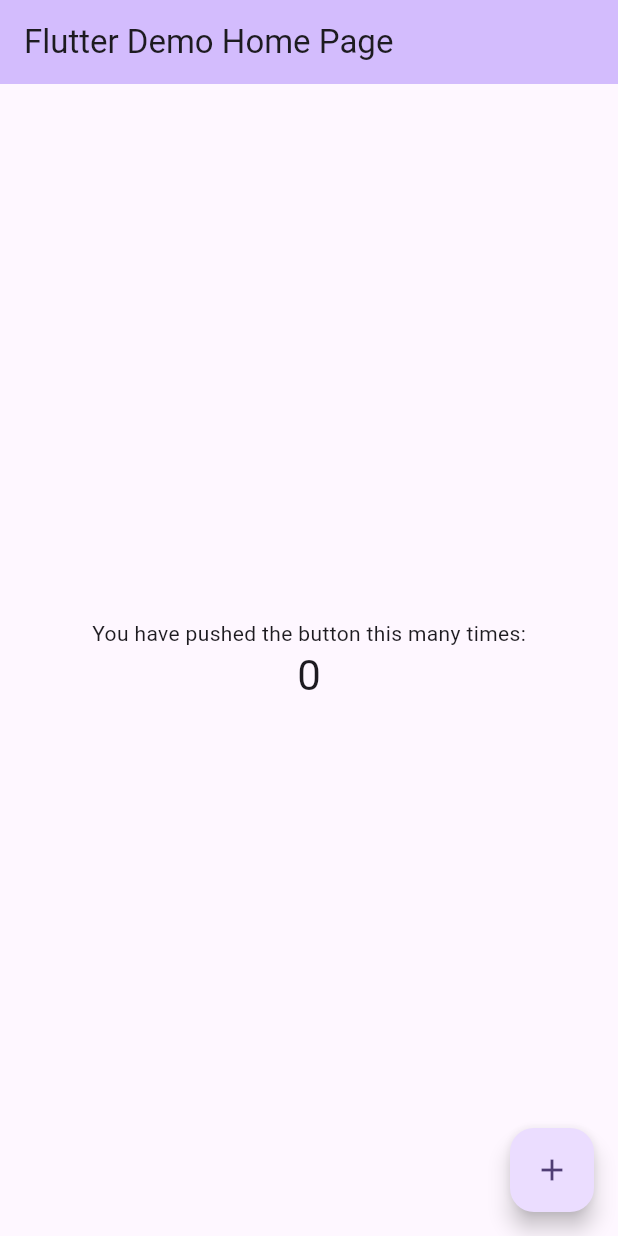
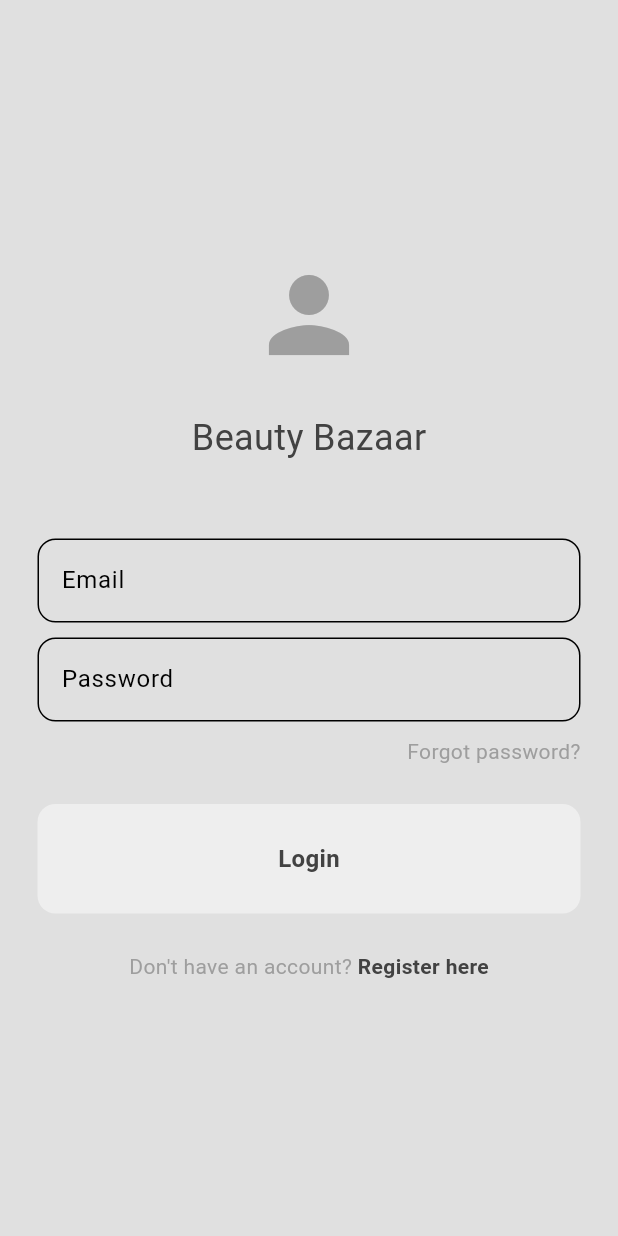
Before and after one commit to ftynfrhn/beauty_bazaar, a Flutter app: the screen it shows after launch, on a phone screen of 412 x 824 dp. Run offline on Flutter 3.47's test engine with Material 3 defaults, Android fonts, the phone set to English and light mode, and no system bars; our stand-ins replace firebase_auth, firebase_core; accounts and stored records are empty.

Commit message:
login and register

```diff
--- /dev/null
+++ b/lib/auth/auth.dart
@@ -0,0 +1,28 @@
+import 'package:beauty_bazaar/auth/login_or_register.dart';
+import 'package:beauty_bazaar/pages/home_page.dart';
+import 'package:firebase_auth/firebase_auth.dart';
+import 'package:flutter/material.dart';
+
+class AuthPage extends StatelessWidget {
+  const AuthPage({super.key});
+
+  @override
+  Widget build(BuildContext context) {
+    return Scaffold(
+      body: StreamBuilder(
+        stream: FirebaseAuth.instance.authStateChanges(),
+        builder: (context, snapshot){
+          // user is logged in
+          if(snapshot.hasData){
+            return const HomePage();
+          }
+
+          // user is not logged in
+          else{
+            return const LoginOrRegister();
+          }
+        },
+      ),
+    );
+  }
+}
--- /dev/null
+++ b/lib/auth/login_or_register.dart
@@ -0,0 +1,31 @@
+import 'package:beauty_bazaar/pages/login_page.dart';
+import 'package:beauty_bazaar/pages/register_page.dart';
+import 'package:flutter/material.dart';
+
+class LoginOrRegister extends StatefulWidget {
+  const LoginOrRegister({super.key});
+
+  @override
+  State<LoginOrRegister> createState() => _LoginOrRegisterState();
+}
+
+class _LoginOrRegisterState extends State<LoginOrRegister> {
+  // initially, show login page
+  bool showLoginPage = true;
+
+  // toggle between login and register page
+  void togglePages() {
+    setState(() {
+      showLoginPage = !showLoginPage;
+    });
+  }
+
+  @override
+  Widget build(BuildContext context) {
+    if (showLoginPage) {
+      return LoginPage(onTap: togglePages);
+    } else {
+      return RegisterPage(onTap: togglePages);
+    }
+  }
+}
--- /dev/null
+++ b/lib/components/my_button.dart
@@ -0,0 +1,35 @@
+import 'package:flutter/material.dart';
+
+class MyButton extends StatelessWidget {
+  final String text;
+  final void Function() onTap;
+
+  const MyButton({
+    super.key,
+    required this.text,
+    required this.onTap,
+  });
+
+  @override
+  Widget build(BuildContext context) {
+    return GestureDetector(
+      onTap: onTap,
+      child: Container(
+        decoration: BoxDecoration(
+          color: Theme.of(context).colorScheme.primary,
+          borderRadius: BorderRadius.circular(12),
+        ),
+        padding: const EdgeInsets.all(25),
+        child: Center(
+          child: Text(
+            text,
+            style: const TextStyle(
+              fontWeight: FontWeight.bold,
+              fontSize: 16,
+            ),
+          )
+        ),
+      ),
+    );
+  }
+}
--- /dev/null
+++ b/lib/components/my_textfield.dart
@@ -0,0 +1,28 @@
+import 'package:flutter/material.dart';
+
+class MyTextField extends StatelessWidget {
+  final String hintText;
+  final bool obscureText;
+  final TextEditingController controller;
+
+  const MyTextField({
+      super.key,
+      required this.hintText,
+      required this.obscureText,
+      required this.controller,
+  });
+
+  @override
+  Widget build(BuildContext context) {
+    return TextField(
+      controller: controller,
+      decoration: InputDecoration(
+        border: OutlineInputBorder(
+          borderRadius: BorderRadius.circular(12),
+        ),
+        hintText: hintText,
+      ),
+      obscureText: obscureText,
+    );
+  }
+}
--- a/lib/main.dart
+++ b/lib/main.dart
@@ -1,125 +1,27 @@
+import 'package:beauty_bazaar/auth/auth.dart';
+//import 'package:beauty_bazaar/auth/login_or_register.dart';
+import 'package:beauty_bazaar/firebase_options.dart';
+import 'package:beauty_bazaar/theme/default_mode.dart';
+import 'package:firebase_core/firebase_core.dart';
 import 'package:flutter/material.dart';
 
-void main() {
+void main() async {
+  WidgetsFlutterBinding.ensureInitialized();
+  await Firebase.initializeApp(
+    options: DefaultFirebaseOptions.currentPlatform,
+  );
   runApp(const MyApp());
 }
 
 class MyApp extends StatelessWidget {
-  const MyApp({super.key});
+  const MyApp({Key? key}) : super(key: key);
 
-  // This widget is the root of your application.
   @override
   Widget build(BuildContext context) {
     return MaterialApp(
-      title: 'Flutter Demo',
-      theme: ThemeData(
-        // This is the theme of your application.
-        //
-        // TRY THIS: Try running your application with "flutter run". You'll see
-        // the application has a purple toolbar. Then, without quitting the app,
-        // try changing the seedColor in the colorScheme below to Colors.green
-        // and then invoke "hot reload" (save your changes or press the "hot
-        // reload" button in a Flutter-supported IDE, or press "r" if you used
-        // the command line to start the app).
-        //
-        // Notice that the counter didn't reset back to zero; the application
-        // state is not lost during the reload. To reset the state, use hot
-        // restart instead.
-        //
-        // This works for code too, not just values: Most code changes can be
-        // tested with just a hot reload.
-        colorScheme: ColorScheme.fromSeed(seedColor: Colors.deepPurple),
-        useMaterial3: true,
-      ),
-      home: const MyHomePage(title: 'Flutter Demo Home Page'),
+      debugShowCheckedModeBanner: false,
+      home: const AuthPage(),
+      theme: defaultMode,
     );
   }
 }
-
-class MyHomePage extends StatefulWidget {
-  const MyHomePage({super.key, required this.title});
-
-  // This widget is the home page of your application. It is stateful, meaning
-  // that it has a State object (defined below) that contains fields that affect
-  // how it looks.
-
-  // This class is the configuration for the state. It holds the values (in this
-  // case the title) provided by the parent (in this case the App widget) and
-  // used by the build method of the State. Fields in a Widget subclass are
-  // always marked "final".
-
-  final String title;
-
-  @override
-  State<MyHomePage> createState() => _MyHomePageState();
-}
-
-class _MyHomePageState extends State<MyHomePage> {
-  int _counter = 0;
-
-  void _incrementCounter() {
-    setState(() {
-      // This call to setState tells the Flutter framework that something has
-      // changed in this State, which causes it to rerun the build method below
-      // so that the display can reflect the updated values. If we changed
-      // _counter without calling setState(), then the build method would not be
-      // called again, and so nothing would appear to happen.
-      _counter++;
-    });
-  }
-
-  @override
-  Widget build(BuildContext context) {
-    // This method is rerun every time setState is called, for instance as done
-    // by the _incrementCounter method above.
-    //
-    // The Flutter framework has been optimized to make rerunning build methods
-    // fast, so that you can just rebuild anything that needs updating rather
-    // than having to individually change instances of widgets.
-    return Scaffold(
-      appBar: AppBar(
-        // TRY THIS: Try changing the color here to a specific color (to
-        // Colors.amber, perhaps?) and trigger a hot reload to see the AppBar
-        // change color while the other colors stay the same.
-        backgroundColor: Theme.of(context).colorScheme.inversePrimary,
-        // Here we take the value from the MyHomePage object that was created by
-        // the App.build method, and use it to set our appbar title.
-        title: Text(widget.title),
-      ),
-      body: Center(
-        // Center is a layout widget. It takes a single child and positions it
-        // in the middle of the parent.
-        child: Column(
-          // Column is also a layout widget. It takes a list of children and
-          // arranges them vertically. By default, it sizes itself to fit its
-          // children horizontally, and tries to be as tall as its parent.
-          //
-          // Column has various properties to control how it sizes itself and
-          // how it positions its children. Here we use mainAxisAlignment to
-          // center the children vertically; the main axis here is the vertical
-          // axis because Columns are vertical (the cross axis would be
-          // horizontal).
-          //
-          // TRY THIS: Invoke "debug painting" (choose the "Toggle Debug Paint"
-          // action in the IDE, or press "p" in the console), to see the
-          // wireframe for each widget.
-          mainAxisAlignment: MainAxisAlignment.center,
-          children: <Widget>[
-            const Text(
-              'You have pushed the button this many times:',
-            ),
-            Text(
-              '$_counter',
-              style: Theme.of(context).textTheme.headlineMedium,
-            ),
-          ],
-        ),
-      ),
-      floatingActionButton: FloatingActionButton(
-        onPressed: _incrementCounter,
-        tooltip: 'Increment',
-        child: const Icon(Icons.add),
-      ), // This trailing comma makes auto-formatting nicer for build methods.
-    );
-  }
-}
--- /dev/null
+++ b/lib/pages/login_page.dart
@@ -0,0 +1,147 @@
+import 'package:beauty_bazaar/components/my_button.dart';
+import 'package:beauty_bazaar/components/my_textfield.dart';
+import 'package:firebase_auth/firebase_auth.dart';
+import 'package:beauty_bazaar/helper/helper_functions.dart';
+import 'package:flutter/material.dart';
+
+class LoginPage extends StatefulWidget {
+  final void Function()? onTap;
+
+  const LoginPage({super.key, required this.onTap});
+
+  @override
+  State<LoginPage> createState() => _LoginPageState();
+}
+
+class _LoginPageState extends State<LoginPage> {
+  // text controllers
+  final TextEditingController emailController = TextEditingController();
+
+  final TextEditingController passwordController = TextEditingController();
+
+  // login method
+  void login() async {
+    //show loading circle
+    showDialog(
+      context: context,
+      builder: (context) => const Center(
+      child: CircularProgressIndicator(),
+      ),
+    );
+
+    // try signing in
+    try {
+      // sign in the user
+      await FirebaseAuth.instance.signInWithEmailAndPassword(
+        email: emailController.text,
+        password: passwordController.text,
+      );
+
+      // pop loading circle
+      if(context.mounted) Navigator.pop(context);
+    }
+
+    // display any errors
+    on FirebaseAuthException catch (e) {
+      // pop loading circle
+      Navigator.pop(context);
+
+      // show error message to user
+      displayMessageToUser(e.code, context);
+    }
+  }
+
+  @override
+  Widget build(BuildContext context) {
+    return Scaffold(
+      backgroundColor: Theme.of(context).colorScheme.surface,
+      body: Center(
+        child: Padding(
+          padding: const EdgeInsets.all(25.0),
+          child: Column(
+            mainAxisAlignment: MainAxisAlignment.center,
+            children: [
+
+              // logo
+              Icon(
+                Icons.person,
+                size: 80,
+                color: Theme.of(context).colorScheme.inversePrimary,
+              ),
+
+              const SizedBox(height: 25),
+
+              // app name
+              const Text(
+                "Beauty Bazaar",
+                style: TextStyle(fontSize: 24),
+              ),
+
+              const SizedBox(height: 50),
+
+              // email textfield
+              MyTextField(
+                hintText: "Email",
+                obscureText: false,
+                controller: emailController,
+              ),
+
+              const SizedBox(height: 10),
+
+              // password textfield
+              MyTextField(
+                hintText: "Password",
+                obscureText: true,
+                controller: passwordController,
+              ),
+
+              const SizedBox(height: 10),
+
+              // forgot password
+              Row(
+                mainAxisAlignment: MainAxisAlignment.end,
+                children: [
+                    Text(
+                      "Forgot password?",
+                      style: TextStyle(
+                        color: Theme.of(context).colorScheme.inversePrimary)
+                    ),
+                ],
+              ),
+
+              const SizedBox(height: 25),
+
+              // sign in button
+              MyButton(
+                text: "Login",
+                onTap: login,
+              ),
+
+              const SizedBox(height: 25),
+
+              // don't have an account? Register here
+              Row(
+                mainAxisAlignment: MainAxisAlignment.center,
+                children: [
+                  Text("Don't have an account? ",
+                  style: TextStyle(
+                        color: Theme.of(context).colorScheme.inversePrimary)
+                      ),
+                  GestureDetector(
+                    onTap: widget.onTap,
+                    child: const Text(
+                      "Register here",
+                      style: TextStyle(
+                        fontWeight: FontWeight.bold,
+                      ),
+                    ),
+                  ),
+                ],
+              )
+            ],
+          ),
+        ),
+      ),
+    );
+  }
+}
--- /dev/null
+++ b/lib/theme/default_mode.dart
@@ -0,0 +1,15 @@
+import 'package:flutter/material.dart';
+
+ThemeData defaultMode = ThemeData(
+  brightness: Brightness.light,
+  colorScheme: ColorScheme.light(
+    surface: Colors.grey.shade300,
+    primary: Colors.grey.shade200,
+    secondary: Colors.grey.shade400,
+    inversePrimary: Colors.grey.shade500,
+  ),
+  textTheme: ThemeData.light().textTheme.apply(
+    bodyColor: Colors.grey.shade800,
+    displayColor: Colors.black,
+  ),
+);
--- a/pubspec.yaml
+++ b/pubspec.yaml
@@ -35,6 +35,8 @@
   # The following adds the Cupertino Icons font to your application.
   # Use with the CupertinoIcons class for iOS style icons.
   cupertino_icons: ^1.0.6
+  firebase_core: ^3.1.0
+  firebase_auth: ^5.1.0
 
 dev_dependencies:
   flutter_test:
@@ -45,7 +47,7 @@
   # activated in the `analysis_options.yaml` file located at the root of your
   # package. See that file for information about deactivating specific lint
   # rules and activating additional ones.
-  flutter_lints: ^3.0.0
+  flutter_lints: ^4.0.0
 
 # For information on the generic Dart part of this file, see the
 # following page: https://dart.dev/tools/pub/pubspec
```
Also changed, not shown: lib/components/my_drawer.dart (added, +95 -0 lines), lib/helper/helper_functions.dart (added, +11 -0 lines), lib/pages/home_page.dart (added, +30 -0 lines), lib/pages/register_page.dart (added, +176 -0 lines), firebase.json (added), lib/firebase_options.dart (added), lib/pages/profile_page.dart (added), pubspec.lock, 6 other files.
